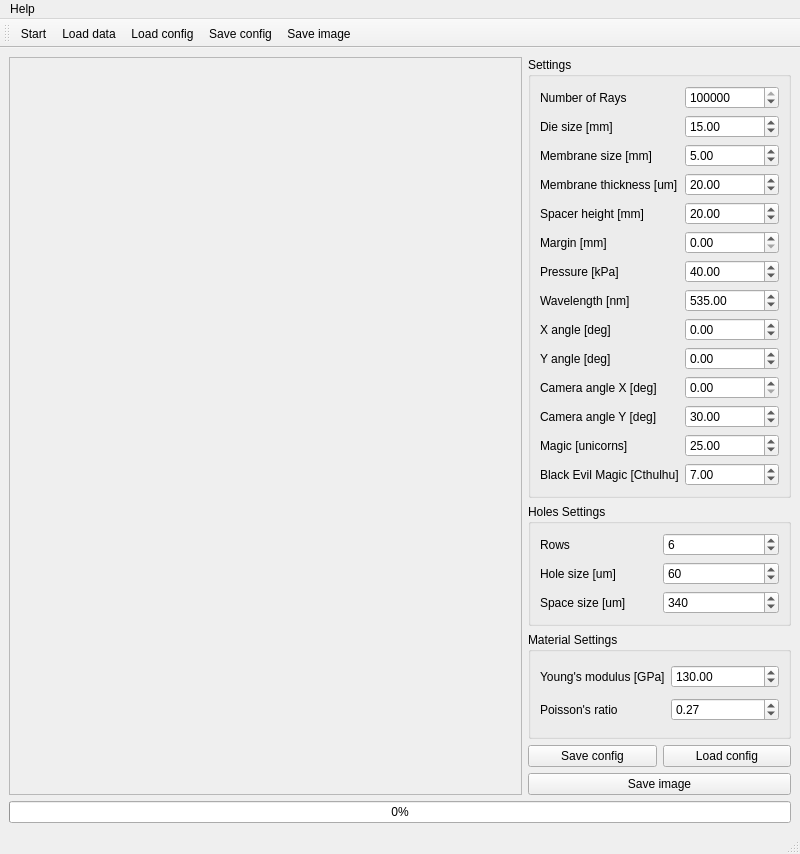
First picture: the form in modelingwindow.ui, repository Abbath/P, before the edit.
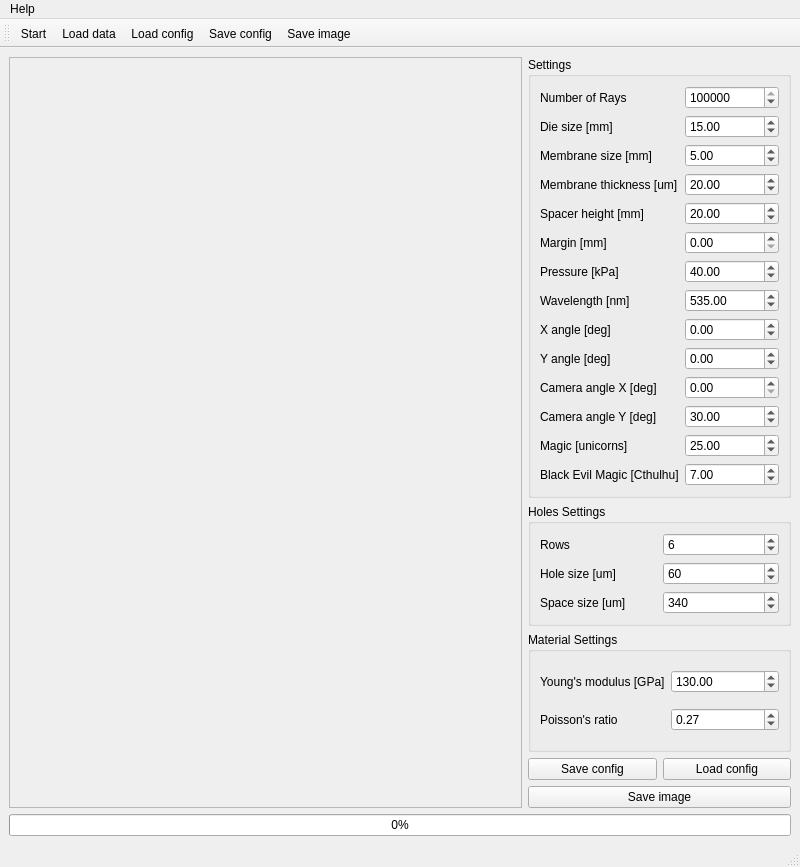
Second picture: the form after the edit.

```diff
--- a/modelingwindow.ui
+++ b/modelingwindow.ui
@@ -7,7 +7,7 @@
     <x>0</x>
     <y>0</y>
     <width>800</width>
-    <height>854</height>
+    <height>867</height>
    </rect>
   </property>
   <property name="windowTitle">
@@ -449,7 +449,7 @@
          <x>0</x>
          <y>0</y>
          <width>509</width>
-         <height>733</height>
+         <height>746</height>
         </rect>
        </property>
        <layout class="QGridLayout" name="gridLayout_2"/>
```
Left out of the diff: 18 changed lines with no effect on the pictures.
